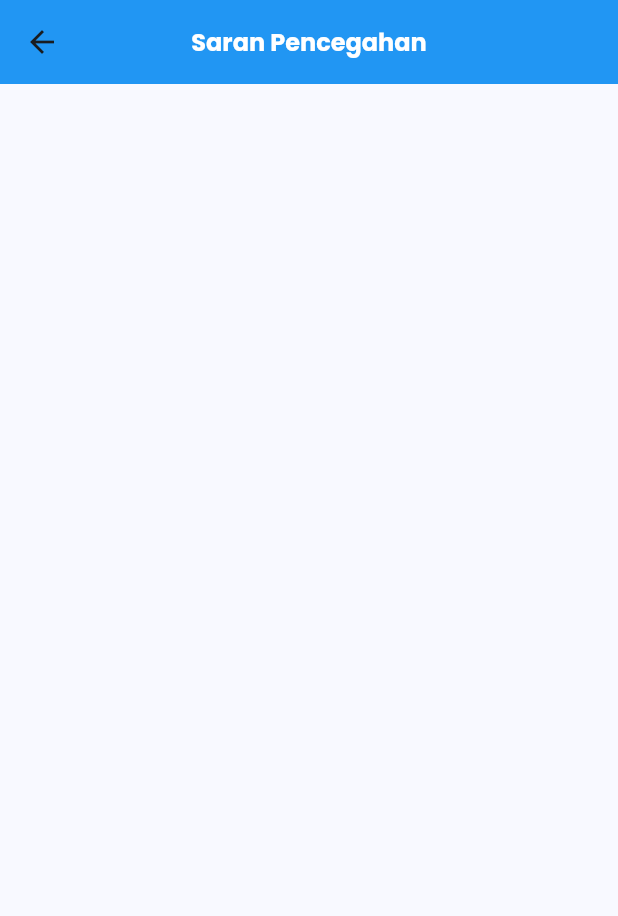
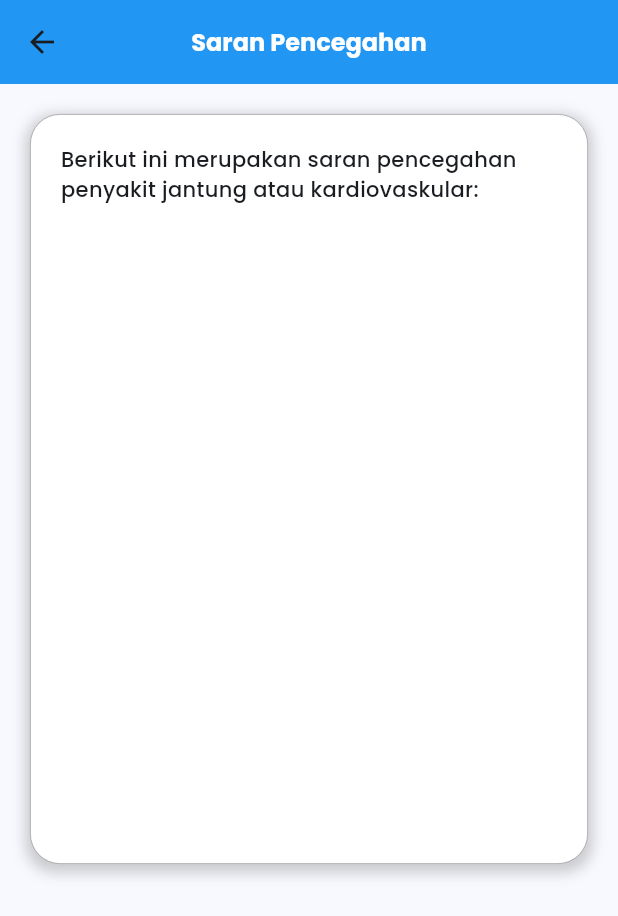
Before and after one commit to ariff-m/Sehat-Jantungku, a Flutter app: the PreventionPage screen opened directly, on a phone screen of 412 x 824 dp. Shown: the top 916 px of the screen. Run offline on Flutter 3.47's test engine with Material 3 defaults, Android fonts, the phone set to English and light mode, and no system bars; our stand-ins replace geolocator, google_fonts, google_maps_flutter, persistent_bottom_nav_bar, youtube_player_flutter.

Commit message:
update suggestion page

```diff
--- a/lib/main.dart
+++ b/lib/main.dart
@@ -4,6 +4,8 @@ import 'package:sehatjantungku/page/home/home_page.dart';
 import 'package:sehatjantungku/page/identification/identification_page.dart';
 import 'package:sehatjantungku/page/maps/maps_page.dart';
 import 'package:sehatjantungku/page/maps/maps_view_model.dart';
+import 'package:sehatjantungku/page/prevention_treatment_suggestions/prevention_page.dart';
+import 'package:sehatjantungku/page/prevention_treatment_suggestions/treatment_page.dart';
 import 'package:sehatjantungku/page/splash_page/splash_page.dart';
 
 void main() {
@@ -32,6 +34,8 @@ class MyApp extends StatelessWidget {
           '/homePage': (_) => MyHomePage(),
           '/identificatonPage': (_) => const IdentificationPage(),
           '/mapsPage': (_) => const MapsPage(),
+          '/preventionPage': (_) => const PreventionPage(),
+          '/treatmentPage': (_) => const TreatmentPage(),
         },
       ),
     );
--- a/lib/page/prevention_treatment_suggestions/prevention_page.dart
+++ b/lib/page/prevention_treatment_suggestions/prevention_page.dart
@@ -22,11 +22,53 @@ class PreventionPage extends StatelessWidget {
         ),
       ),
       body: Padding(
-        padding: const EdgeInsets.symmetric(horizontal: 20),
+        padding: const EdgeInsets.all(20),
         child: Column(
+          crossAxisAlignment: CrossAxisAlignment.start,
           children: [
-            Container(),
-            Container(),
+            Container(
+              padding: const EdgeInsets.all(20),
+              height: 500,
+              width: double.infinity,
+              decoration: BoxDecoration(
+                color: Colors.white,
+                borderRadius: BorderRadius.circular(20),
+                boxShadow: [
+                  BoxShadow(
+                    color: Colors.grey.withOpacity(0.5),
+                    spreadRadius: 3,
+                    blurRadius: 7,
+                    offset: const Offset(0, 3),
+                  )
+                ],
+                border: Border.all(
+                  color: Colors.grey,
+                  width: 0.5,
+                ),
+              ),
+              child: Column(
+                crossAxisAlignment: CrossAxisAlignment.start,
+                children: [
+                  Text(
+                    "Berikut ini merupakan saran pencegahan penyakit jantung atau kardiovaskular: ",
+                    style: GoogleFonts.poppins(
+                      textStyle: const TextStyle(
+                        fontWeight: FontWeight.w500,
+                      ),
+                    ),
+                  ),
+                  const SizedBox(height: 15),
+                  Text(
+                    " ",
+                    style: GoogleFonts.poppins(
+                      textStyle: const TextStyle(
+                        fontWeight: FontWeight.normal,
+                      ),
+                    ),
+                  ),
+                ],
+              ),
+            ),
           ],
         ),
       ),
--- a/pubspec.yaml
+++ b/pubspec.yaml
@@ -41,6 +41,7 @@ dependencies:
   flutter_dotenv: ^5.1.0
   geolocator: ^11.0.0
   google_places_flutter: ^2.0.8
+  flutter_gemini: ^2.0.3
   # The following adds the Cupertino Icons font to your application.
   # Use with the CupertinoIcons class for iOS style icons.
   cupertino_icons: ^1.0.6
```
Also changed, not shown: lib/page/prevention_treatment_suggestions/treatment_page.dart (+91 -5 lines), pubspec.lock.
